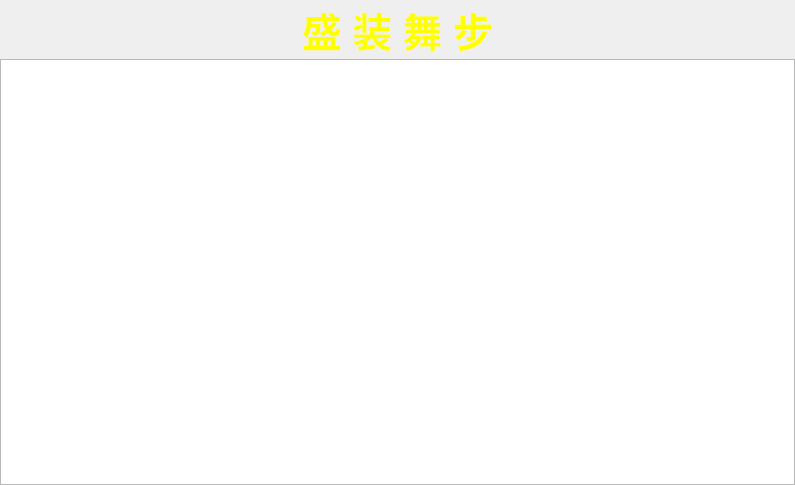
First picture: the form in module/frm_judge.ui, repository jack-liaojie/LED_DEMO, before the edit.
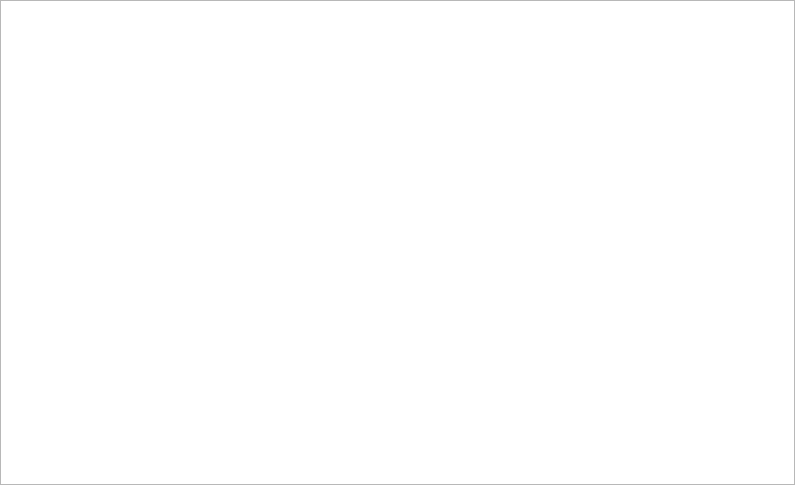
Second picture: the form after the edit.

```diff
--- a/module/frm_judge.ui
+++ b/module/frm_judge.ui
@@ -29,73 +29,6 @@
    <property name="bottomMargin">
     <number>0</number>
    </property>
-   <item>
-    <widget class="QLabel" name="lbl_title">
-     <property name="sizePolicy">
-      <sizepolicy hsizetype="Preferred" vsizetype="Fixed">
-       <horstretch>0</horstretch>
-       <verstretch>0</verstretch>
-      </sizepolicy>
-     </property>
-     <property name="palette">
-      <palette>
-       <active>
-        <colorrole role="WindowText">
-         <brush brushstyle="SolidPattern">
-          <color alpha="255">
-           <red>255</red>
-           <green>255</green>
-           <blue>0</blue>
-          </color>
-         </brush>
-        </colorrole>
-       </active>
-       <inactive>
-        <colorrole role="WindowText">
-         <brush brushstyle="SolidPattern">
-          <color alpha="255">
-           <red>255</red>
-           <green>255</green>
-           <blue>0</blue>
-          </color>
-         </brush>
-        </colorrole>
-       </inactive>
-       <disabled>
-        <colorrole role="WindowText">
-         <brush brushstyle="SolidPattern">
-          <color alpha="255">
-           <red>120</red>
-           <green>120</green>
-           <blue>120</blue>
-          </color>
-         </brush>
-        </colorrole>
-       </disabled>
-      </palette>
-     </property>
-     <property name="font">
-      <font>
-       <family>微软雅黑</family>
-       <pointsize>30</pointsize>
-       <weight>75</weight>
-       <bold>true</bold>
-      </font>
-     </property>
-     <property name="lineWidth">
-      <number>0</number>
-     </property>
-     <property name="text">
-      <string>盛 装 舞 步</string>
-     </property>
-     <property name="scaledContents">
-      <bool>true</bool>
-     </property>
-     <property name="alignment">
-      <set>Qt::AlignHCenter|Qt::AlignTop</set>
-     </property>
-    </widget>
-   </item>
    <item>
     <layout class="QHBoxLayout" name="horizontalLayout">
      <item>
```
